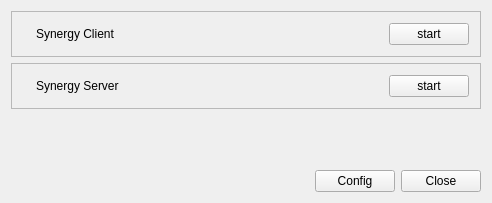
Above: src/mainview.ui from mbruggmann/synergytray before the change. Below: the same form after it.
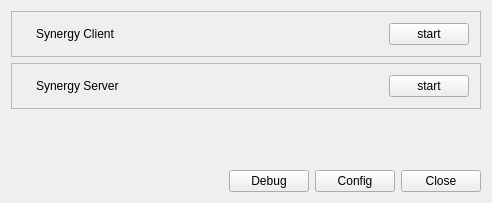
That is the form after the change. Custom widgets are drawn as their Qt base class.

Commit message: hook up more buttons from mainview

```diff
--- a/src/mainview.ui
+++ b/src/mainview.ui
@@ -162,6 +162,13 @@
        </property>
       </spacer>
      </item>
+     <item>
+      <widget class="QPushButton" name="debugButton">
+       <property name="text">
+        <string>Debug</string>
+       </property>
+      </widget>
+     </item>
      <item>
       <widget class="QPushButton" name="configButton">
        <property name="text">
```
The commit also changes 4 other files.
